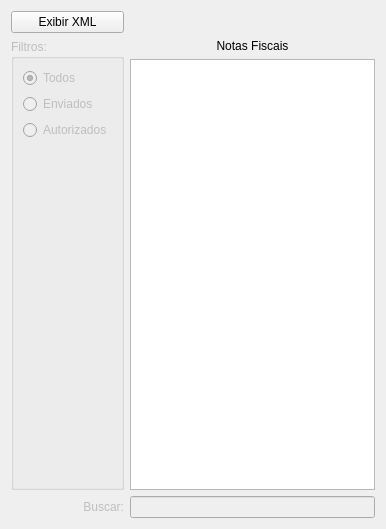
lellisls/ERP-STACCATO, file ui/widgetnfeentrada.ui: the form before one commit.
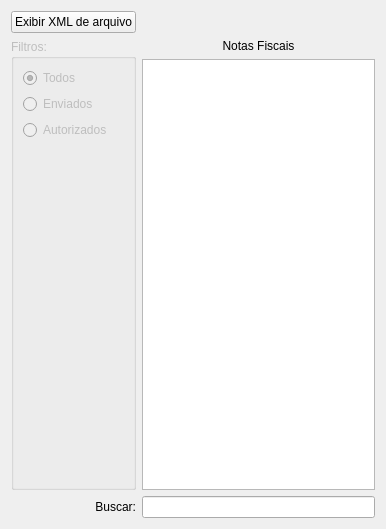
The form after the commit. Custom widgets are drawn as their Qt base class.

What changed in the file:
```diff
--- a/ui/widgetnfeentrada.ui
+++ b/ui/widgetnfeentrada.ui
@@ -17,7 +17,7 @@
    <item row="0" column="0">
     <widget class="QPushButton" name="pushButtonExibirXML">
      <property name="text">
-      <string>Exibir XML</string>
+      <string>Exibir XML de arquivo</string>
      </property>
     </widget>
    </item>
@@ -105,7 +105,7 @@
    <item row="3" column="0">
     <widget class="QLabel" name="labelBuscar">
      <property name="enabled">
-      <bool>false</bool>
+      <bool>true</bool>
      </property>
      <property name="text">
       <string>Buscar:</string>
@@ -118,7 +118,7 @@
    <item row="3" column="1">
     <widget class="QLineEdit" name="lineEditBusca">
      <property name="enabled">
-      <bool>false</bool>
+      <bool>true</bool>
      </property>
     </widget>
    </item>
```
